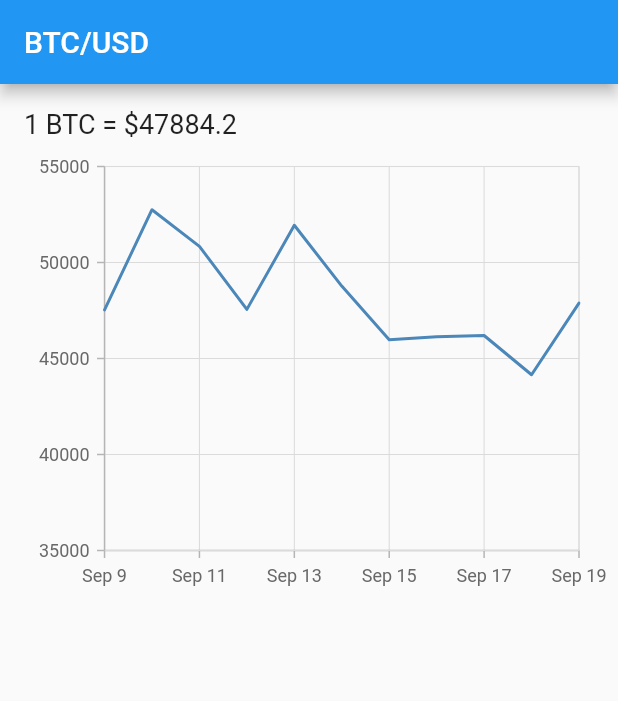
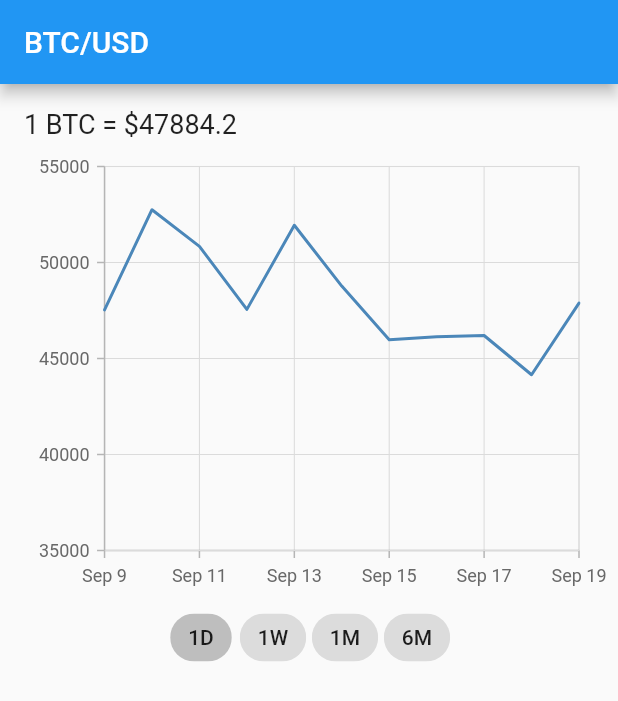
Before and after one commit to LittleFireflies/currency_charts, a Flutter app: the screen it shows after launch, on a phone screen of 412 x 824 dp. Shown: the top 701 px of the screen. Run offline on Flutter 3.47's test engine with Material 2 defaults, Android fonts, the phone set to English and light mode, and no system bars; our stand-ins replace bloc, dartz, equatable, flutter_bloc, get_it, syncfusion_flutter_charts.

```diff
--- a/lib/presentation/pages/currency_page.dart
+++ b/lib/presentation/pages/currency_page.dart
@@ -12,6 +12,8 @@ class CurrencyPage extends StatefulWidget {
 
 class _CurrencyPageState extends State<CurrencyPage> {
   late TrackballBehavior _trackballBehavior;
+  List<String> _intervalOptions = ['1D', '1W', '1M', '6M'];
+  String _selectedInterval = '1D';
 
   @override
   void initState() {
@@ -59,6 +61,21 @@ class _CurrencyPageState extends State<CurrencyPage> {
                     ],
                     trackballBehavior: _trackballBehavior,
                   ),
+                  Center(
+                    child: Wrap(
+                      children: _intervalOptions
+                          .map((e) => ChoiceChip(
+                                label: Text(e),
+                                selected: _selectedInterval == e,
+                                onSelected: (selected) {
+                                  setState(() {
+                                    _selectedInterval = e;
+                                  });
+                                },
+                              ))
+                          .toList(),
+                    ),
+                  )
                 ],
               ),
             );
```
